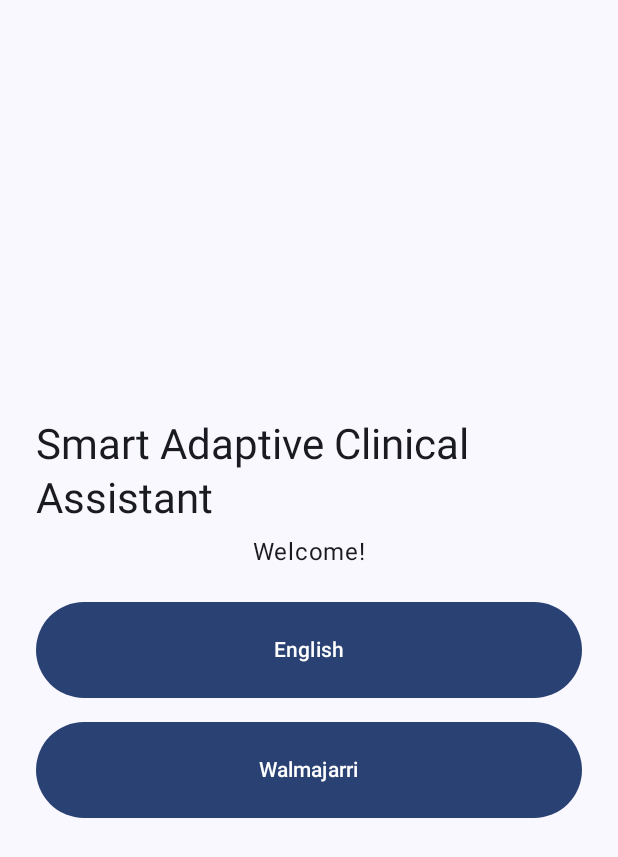
After one commit to Sondnn/Swin-Smart-Adaptive-Clinical-Assistant-SACA-, an Android app built with Jetpack Compose: the LanguageScreen screen opened through its navigation route, on a phone screen of 412 x 824 dp. The commit adds this screen. Shown: the top 857 px of the screen. Run offline under Robolectric (Android 15) with nearby library versions, the light colour scheme and no system bars.

Commit message:
feat: added language screen
Added language screen and locale files

```diff
--- a/android/app/build.gradle.kts
+++ b/android/app/build.gradle.kts
@@ -63,4 +63,6 @@ dependencies {
 
     implementation(libs.retrofit)
     implementation("com.squareup.retrofit2:converter-gson:3.0.0")
+    implementation(libs.androidx.navigation.compose)
+    implementation(libs.androidx.appcompat)
 }
--- a/android/app/src/main/java/com/saca/smartadaptiveclinicalassistant/MainActivity.kt
+++ b/android/app/src/main/java/com/saca/smartadaptiveclinicalassistant/MainActivity.kt
@@ -4,6 +4,8 @@ import android.os.Bundle
 import androidx.activity.ComponentActivity
 import androidx.activity.compose.setContent
 import androidx.activity.enableEdgeToEdge
+import androidx.appcompat.app.AppCompatActivity
+import androidx.appcompat.app.AppCompatDelegate
 import androidx.compose.foundation.layout.fillMaxSize
 import androidx.compose.foundation.layout.padding
 import androidx.compose.material3.Scaffold
@@ -11,17 +13,21 @@ import androidx.compose.material3.Text
 import androidx.compose.runtime.Composable
 import androidx.compose.ui.Modifier
 import androidx.compose.ui.tooling.preview.Preview
+import com.saca.smartadaptiveclinicalassistant.presentation.navigation.SacaNavGraph
 import com.saca.smartadaptiveclinicalassistant.ui.theme.SmartAdaptiveClinicalAssistantTheme
 
-class MainActivity : ComponentActivity() {
+class MainActivity : AppCompatActivity() {
     override fun onCreate(savedInstanceState: Bundle?) {
         super.onCreate(savedInstanceState)
+
+        if (savedInstanceState == null) {
+            (application as MainApplication).resetLocaleToEnglishForNewLaunch()
+        }
         enableEdgeToEdge()
         setContent {
             SmartAdaptiveClinicalAssistantTheme {
                 Scaffold(modifier = Modifier.fillMaxSize()) { innerPadding ->
-                    Greeting(
-                        name = "Android",
+                    SacaNavGraph(
                         modifier = Modifier.padding(innerPadding)
                     )
                 }
@@ -29,19 +35,3 @@ class MainActivity : ComponentActivity() {
         }
     }
 }
-
-@Composable
-fun Greeting(name: String, modifier: Modifier = Modifier) {
-    Text(
-        text = "Hello $name!",
-        modifier = modifier
-    )
-}
-
-@Preview(showBackground = true)
-@Composable
-fun GreetingPreview() {
-    SmartAdaptiveClinicalAssistantTheme {
-        Greeting("Android")
-    }
-}
--- a/android/app/src/main/java/com/saca/smartadaptiveclinicalassistant/MainApplication.kt
+++ b/android/app/src/main/java/com/saca/smartadaptiveclinicalassistant/MainApplication.kt
@@ -1,8 +1,11 @@
 package com.saca.smartadaptiveclinicalassistant
 
 import android.app.Application
+import com.saca.smartadaptiveclinicalassistant.common.Constants.DEFAULT_LANGUAGE_TAG
 import com.saca.smartadaptiveclinicalassistant.data.repository.MockTriageRepositoryImpl
 import com.saca.smartadaptiveclinicalassistant.data.repository.TriageRepository
+import com.saca.smartadaptiveclinicalassistant.di.appModule
+import com.saca.smartadaptiveclinicalassistant.presentation.session.LocaleManager
 import org.koin.android.ext.koin.androidContext
 import org.koin.android.ext.koin.androidLogger
 import org.koin.core.context.GlobalContext.startKoin
@@ -18,8 +21,8 @@ class MainApplication : Application() {
             modules(appModule)
         }
     }
+
+    fun resetLocaleToEnglishForNewLaunch() {
+        LocaleManager.apply(DEFAULT_LANGUAGE_TAG)
+    }
 }
-
-val appModule = module {
-    single<TriageRepository> { MockTriageRepositoryImpl() }
-}
--- /dev/null
+++ b/android/app/src/main/java/com/saca/smartadaptiveclinicalassistant/presentation/home/HomeViewModel.kt
@@ -0,0 +1,6 @@
+package com.saca.smartadaptiveclinicalassistant.presentation.home
+
+import androidx.lifecycle.ViewModel
+
+class HomeViewModel: ViewModel() {
+}
--- /dev/null
+++ b/android/app/src/main/java/com/saca/smartadaptiveclinicalassistant/presentation/language/LanguageScreen.kt
@@ -0,0 +1,76 @@
+package com.saca.smartadaptiveclinicalassistant.presentation.language
+
+import androidx.compose.foundation.layout.Arrangement
+import androidx.compose.foundation.layout.Column
+import androidx.compose.foundation.layout.Spacer
+import androidx.compose.foundation.layout.fillMaxSize
+import androidx.compose.foundation.layout.fillMaxWidth
+import androidx.compose.foundation.layout.height
+import androidx.compose.foundation.layout.padding
+import androidx.compose.material3.Button
+import androidx.compose.material3.MaterialTheme
+import androidx.compose.material3.Text
+import androidx.compose.runtime.Composable
+import androidx.compose.ui.Alignment
+import androidx.compose.ui.Modifier
+import androidx.compose.ui.res.stringResource
+import androidx.compose.ui.unit.dp
+import com.saca.smartadaptiveclinicalassistant.R
+import com.saca.smartadaptiveclinicalassistant.presentation.session.SessionViewModel
+import org.koin.androidx.compose.koinViewModel
+
+@Composable
+fun LanguageScreen(
+    onLanguagePicked: () -> Unit,
+    sessionViewModel: SessionViewModel = koinViewModel(),
+) {
+    Column(
+        modifier = Modifier
+            .fillMaxSize()
+            .padding(24.dp),
+        horizontalAlignment = Alignment.CenterHorizontally,
+        verticalArrangement = Arrangement.Center,
+    ) {
+        Text(
+            text = stringResource(R.string.language_title),
+            style = MaterialTheme.typography.headlineMedium,
+        )
+        Spacer(modifier = Modifier.height(8.dp))
+        Text(
+            text = stringResource(R.string.language_subtitle),
+            style = MaterialTheme.typography.bodyLarge,
+        )
+
+        Spacer(modifier = Modifier.height(24.dp))
+
+        Button(
+            onClick = {
+                sessionViewModel.onLanguagePicked(LANGUAGE_TAG_ENGLISH)
+                onLanguagePicked()
+            },
+            modifier = Modifier
+                .fillMaxWidth()
+                .height(64.dp),
+        ) {
+            Text(text = stringResource(R.string.language_option_english))
+        }
+
+        Spacer(modifier = Modifier.height(16.dp))
+
+        Button(
+            onClick = {
+                sessionViewModel.onLanguagePicked(LANGUAGE_TAG_WALMAJARRI)
+                onLanguagePicked()
+            },
+            modifier = Modifier
+                .fillMaxWidth()
+                .height(64.dp),
+        ) {
+            Text(text = stringResource(R.string.language_option_walmajarri))
+        }
+    }
+}
+
+private const val LANGUAGE_TAG_ENGLISH = "en"
+
+private const val LANGUAGE_TAG_WALMAJARRI = "wmt"
--- /dev/null
+++ b/android/app/src/main/java/com/saca/smartadaptiveclinicalassistant/presentation/navigation/SacaNavGraph.kt
@@ -0,0 +1,36 @@
+package com.saca.smartadaptiveclinicalassistant.presentation.navigation
+
+import androidx.compose.runtime.Composable
+import androidx.compose.ui.Modifier
+import androidx.navigation.compose.NavHost
+import androidx.navigation.compose.composable
+import androidx.navigation.compose.rememberNavController
+import com.saca.smartadaptiveclinicalassistant.presentation.language.LanguageScreen
+
+@Composable
+fun SacaNavGraph(modifier: Modifier = Modifier) {
+    val navController = rememberNavController()
+
+    NavHost(
+        navController = navController,
+        startDestination = SacaDestinations.LANGUAGE,
+        modifier = modifier
+    ) {
+        composable(SacaDestinations.LANGUAGE) {
+            LanguageScreen(
+                onLanguagePicked = {
+                    navController.navigate(SacaDestinations.HOME) {
+                        popUpTo(SacaDestinations.LANGUAGE) {
+                            inclusive = true
+                        }
+                    }
+                }
+            )
+        }
+
+        composable(SacaDestinations.HOME) {
+
+        }
+    }
+
+}
--- /dev/null
+++ b/android/app/src/main/java/com/saca/smartadaptiveclinicalassistant/presentation/session/LocaleManager.kt
@@ -0,0 +1,11 @@
+package com.saca.smartadaptiveclinicalassistant.presentation.session
+
+import androidx.appcompat.app.AppCompatDelegate
+import androidx.core.os.LocaleListCompat
+
+object LocaleManager {
+    fun apply(languageTag: String) {
+        val locales = LocaleListCompat.forLanguageTags(languageTag)
+        AppCompatDelegate.setApplicationLocales(locales)
+    }
+}
--- a/android/app/src/main/res/values/strings.xml
+++ b/android/app/src/main/res/values/strings.xml
@@ -1,3 +1,18 @@
 <resources>
     <string name="app_name">Smart Adaptive Clinical Assistant</string>
+
+    <string name="language_title">Smart Adaptive Clinical Assistant</string>
+    <string name="language_subtitle">Welcome!</string>
+    <string name="language_pick_prompt">Pick your language</string>
+    <string name="language_option_english">English</string>
+    <string name="language_option_walmajarri">Walmajarri</string>
+
+    <string name="welcome_image_placeholder">Image goes here</string>
+    <string name="welcome_title">Triage Assessment</string>
+    <string name="welcome_body">This app helps you describe how you feel before you see a doctor. It will ask a few simple questions and then show how urgent your situation is.</string>
+    <string name="welcome_get_started">Get Started</string>
+
+    <string name="home_action_bar_title">Clinical Assistant</string>
+    <string name="home_drawer_section_assessment">Assessment</string>
+    <string name="home_drawer_section_language">Language</string>
 </resources>
--- a/android/app/src/main/res/values/themes.xml
+++ b/android/app/src/main/res/values/themes.xml
@@ -1,5 +1,4 @@
 <?xml version="1.0" encoding="utf-8"?>
 <resources>
-
-    <style name="Theme.SmartAdaptiveClinicalAssistant" parent="android:Theme.Material.Light.NoActionBar" />
+    <style name="Theme.SmartAdaptiveClinicalAssistant" parent="Theme.AppCompat.Light.NoActionBar" />
 </resources>
--- a/android/gradle/libs.versions.toml
+++ b/android/gradle/libs.versions.toml
@@ -10,6 +10,8 @@ kotlin = "2.2.10"
 composeBom = "2024.09.00"
 koin-bom = "4.1.1"  # Stable version
 retrofit = "3.0.0"
+navigationCompose = "2.8.4"
+appcompat = "1.7.0"
 
 [libraries]
 androidx-core-ktx = { group = "androidx.core", name = "core-ktx", version.ref = "coreKtx" }
@@ -32,6 +34,8 @@ koin-android = { module = "io.insert-koin:koin-android" }
 koin-androidx-compose = { module = "io.insert-koin:koin-androidx-compose" }
 koin-androidx-compose-navigation = { module = "io.insert-koin:koin-androidx-compose-navigation" }
 retrofit = { module = "com.squareup.retrofit2:retrofit", version.ref = "retrofit" }
+androidx-navigation-compose = { module = "androidx.navigation:navigation-compose", version.ref = "navigationCompose" }
+androidx-appcompat = { module = "androidx.appcompat:appcompat", version.ref = "appcompat" }
 
 [plugins]
 android-application = { id = "com.android.application", version.ref = "agp" }
```
Also changed, not shown: android/app/src/main/java/com/saca/smartadaptiveclinicalassistant/common/Constants.kt (added, +8 -0 lines), android/app/src/main/java/com/saca/smartadaptiveclinicalassistant/di/AppModule.kt (added, +12 -0 lines), android/app/src/main/java/com/saca/smartadaptiveclinicalassistant/presentation/navigation/SacaDestinations.kt (added, +7 -0 lines), android/app/src/main/java/com/saca/smartadaptiveclinicalassistant/presentation/session/SessionViewModel.kt (added, +20 -0 lines), 1 other file.
